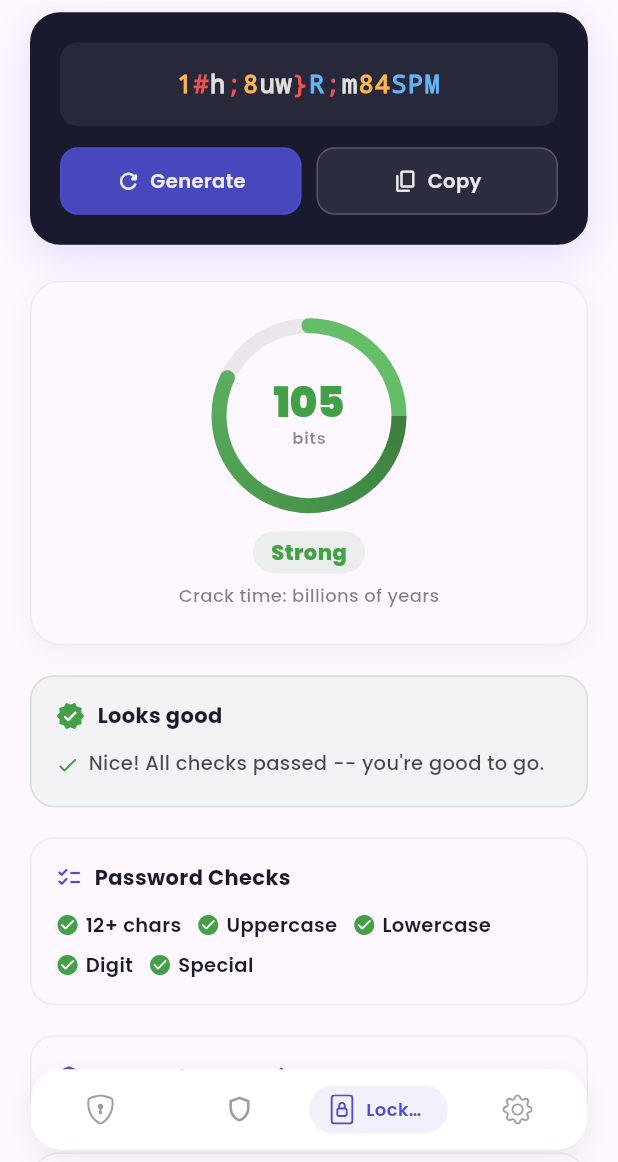
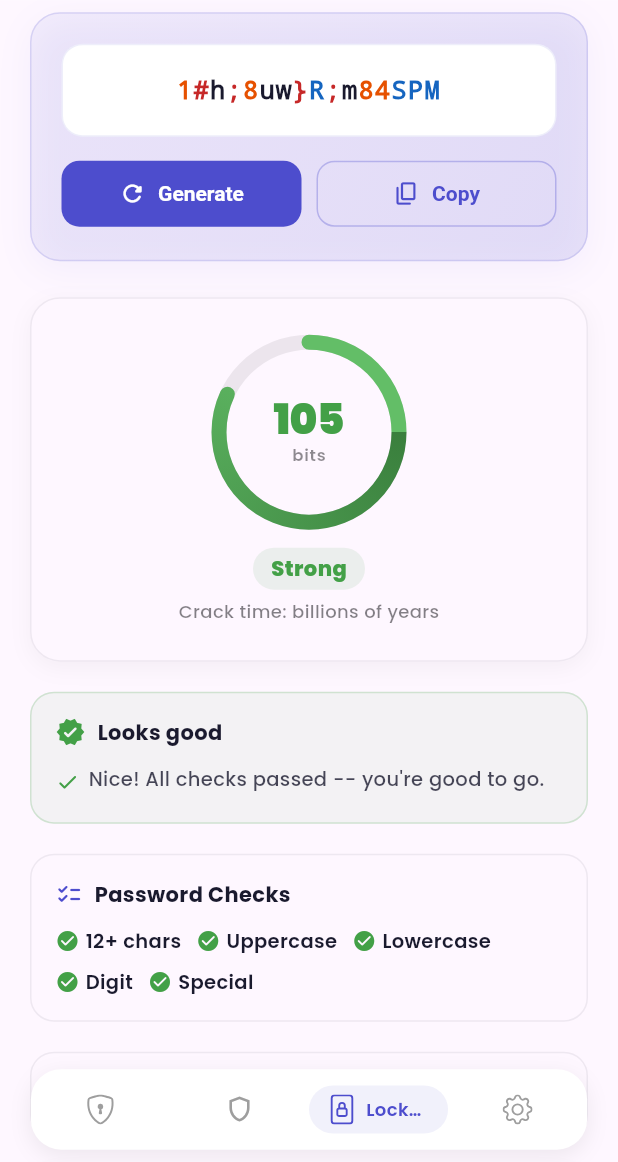
Before and after one commit to nehabista/citadel-vault, a Flutter app: the HomePage screen opened by its route, item 3 of the bottom bar chosen, on a phone screen of 412 x 824 dp, the part 74-1236 px from its top. Run offline on Flutter 3.47's test engine with Material 3 defaults, Android fonts, the phone set to English and light mode, and no system bars; our stand-ins replace connectivity_plus, csv, drift, file_picker, flutter_onboarding_slider, flutter_riverpod and 10 more; missing offline and left inert: cryptography, mcp_toolkit, mobile_scanner, otp, random_x; accounts and stored records are empty; generated files the repository leaves out were written again; statements that could not run were skipped; project files that could hold a hidden picture were left out.

Commit message:
CIT-107: fix: light mode password card, readable text colors, toggle rows instead of chips

```diff
--- a/lib/features/password_generator/presentation/pages/generator_page.dart
+++ b/lib/features/password_generator/presentation/pages/generator_page.dart
@@ -179,13 +179,21 @@ class _PasswordDisplay extends StatelessWidget {
     return Container(
       padding: const EdgeInsets.all(20),
       decoration: BoxDecoration(
-        color: const Color(0xFF1A1A2E),
+        gradient: LinearGradient(
+          begin: Alignment.topLeft,
+          end: Alignment.bottomRight,
+          colors: [
+            _primary.withAlpha(15),
+            _primary.withAlpha(30),
+          ],
+        ),
         borderRadius: BorderRadius.circular(20),
+        border: Border.all(color: _primary.withAlpha(40)),
         boxShadow: [
           BoxShadow(
-            color: _primary.withValues(alpha: 0.15),
-            blurRadius: 24,
-            offset: const Offset(0, 8),
+            color: _primary.withAlpha(15),
+            blurRadius: 20,
+            offset: const Offset(0, 6),
           ),
         ],
       ),
@@ -194,10 +202,11 @@ class _PasswordDisplay extends StatelessWidget {
           // Password text with character coloring
           Container(
             width: double.infinity,
-            padding: const EdgeInsets.symmetric(horizontal: 16, vertical: 16),
+            padding: const EdgeInsets.symmetric(horizontal: 16, vertical: 18),
             decoration: BoxDecoration(
-              color: Colors.white.withValues(alpha: 0.06),
-              borderRadius: BorderRadius.circular(12),
+              color: Colors.white,
+              borderRadius: BorderRadius.circular(14),
+              border: Border.all(color: _primary.withAlpha(25)),
             ),
             child: password.isEmpty
                 ? Text(
@@ -205,7 +214,7 @@ class _PasswordDisplay extends StatelessWidget {
                     style: TextStyle(
                       fontFamily: 'monospace',
                       fontSize: 17,
-                      color: Colors.white.withValues(alpha: 0.4),
+                      color: Colors.grey.shade400,
                       letterSpacing: 0.5,
                     ),
                     textAlign: TextAlign.center,
@@ -218,20 +227,43 @@ class _PasswordDisplay extends StatelessWidget {
           Row(
             children: [
               Expanded(
-                child: _ActionButton(
-                  icon: Icons.refresh_rounded,
-                  label: 'Generate',
-                  onTap: onRegenerate,
-                  filled: true,
+                child: ElevatedButton.icon(
+                  onPressed: onRegenerate,
+                  icon: const Icon(Icons.refresh_rounded, size: 18),
+                  label: const Text('Generate'),
+                  style: ElevatedButton.styleFrom(
+                    backgroundColor: _primary,
+                    foregroundColor: Colors.white,
+                    padding: const EdgeInsets.symmetric(vertical: 13),
+                    shape: RoundedRectangleBorder(
+                      borderRadius: BorderRadius.circular(12),
+                    ),
+                    elevation: 0,
+                    textStyle: const TextStyle(
+                      fontWeight: FontWeight.w700,
+                      fontSize: 14,
+                    ),
+                  ),
                 ),
               ),
               const SizedBox(width: 10),
               Expanded(
-                child: _ActionButton(
-                  icon: Icons.copy_rounded,
-                  label: 'Copy',
-                  onTap: onCopy,
-                  filled: false,
+                child: OutlinedButton.icon(
+                  onPressed: onCopy,
+                  icon: const Icon(Icons.copy_rounded, size: 18),
+                  label: const Text('Copy'),
+                  style: OutlinedButton.styleFrom(
+                    foregroundColor: _primary,
+                    padding: const EdgeInsets.symmetric(vertical: 13),
+                    shape: RoundedRectangleBorder(
+                      borderRadius: BorderRadius.circular(12),
+                    ),
+                    side: BorderSide(color: _primary.withAlpha(80)),
+                    textStyle: const TextStyle(
+                      fontWeight: FontWeight.w700,
+                      fontSize: 14,
+                    ),
+                  ),
                 ),
               ),
             ],
@@ -272,76 +304,13 @@ class _ColoredPasswordText extends StatelessWidget {
   }
 
   static Color _charColor(String c) {
-    if (RegExp(r'[A-Z]').hasMatch(c)) return const Color(0xFF64B5F6); // blue
-    if (RegExp(r'[a-z]').hasMatch(c)) return const Color(0xFFE0E0E0); // light
-    if (RegExp(r'\d').hasMatch(c)) return const Color(0xFFFFB74D); // orange
-    return const Color(0xFFEF5350); // red for symbols
+    if (RegExp(r'[A-Z]').hasMatch(c)) return const Color(0xFF1565C0); // blue
+    if (RegExp(r'[a-z]').hasMatch(c)) return const Color(0xFF1A1A2E); // near black
+    if (RegExp(r'\d').hasMatch(c)) return const Color(0xFFE65100); // orange
+    return const Color(0xFFC62828); // red for symbols
   }
 }
 
-class _ActionButton extends StatelessWidget {
-  final IconData icon;
-  final String label;
-  final VoidCallback? onTap;
-  final bool filled;
-
-  const _ActionButton({
-    required this.icon,
-    required this.label,
-    this.onTap,
-    required this.filled,
-  });
-
-  static const _primary = Color(0xFF4D4DCD);
-
-  @override
-  Widget build(BuildContext context) {
-    final isDisabled = onTap == null;
-
-    return Material(
-      color: Colors.transparent,
-      child: InkWell(
-        onTap: onTap,
-        borderRadius: BorderRadius.circular(12),
-        splashColor: Colors.white.withValues(alpha: 0.1),
-        child: AnimatedContainer(
-          duration: const Duration(milliseconds: 200),
-          padding: const EdgeInsets.symmetric(vertical: 12),
-          decoration: BoxDecoration(
-            color: filled
-                ? _primary.withValues(alpha: 0.9)
-                : Colors.white.withValues(alpha: 0.08),
-            borderRadius: BorderRadius.circular(12),
-            border: Border.all(
-              color: filled
-                  ? _primary
-                  : Colors.white.withValues(alpha: isDisabled ? 0.08 : 0.2),
-            ),
-          ),
-          child: Row(
-            mainAxisAlignment: MainAxisAlignment.center,
-            children: [
-              Icon(
-                icon,
-                size: 17,
-                color: Colors.white.withValues(alpha: isDisabled ? 0.3 : 0.9),
-              ),
-              const SizedBox(width: 6),
-              Text(
-                label,
-                style: TextStyle(
-                  color: Colors.white.withValues(alpha: isDisabled ? 0.3 : 0.9),
-                  fontWeight: FontWeight.w600,
-                  fontSize: 13,
-                ),
-              ),
-            ],
-          ),
-        ),
-      ),
-    );
-  }
-}
 
 // =============================================================================
 // 2. Strength Section — gauge ring + label + crack time
@@ -745,47 +714,51 @@ class _GeneratorConfig extends StatelessWidget {
           ),
           const SizedBox(height: 12),
 
-          // Character type chips
+          // Character options — clear toggle rows
           const Text(
-            'Characters',
+            'Include',
             style: TextStyle(
               fontSize: 13,
               fontWeight: FontWeight.w600,
               color: Color(0xFF1A1A2E),
             ),
           ),
-          const SizedBox(height: 10),
-          Wrap(
-            spacing: 8,
-            runSpacing: 8,
-            children: [
-              _CharChip(
-                label: 'A-Z',
+          const SizedBox(height: 8),
+          _ToggleRow(
+            icon: Icons.text_format_rounded,
+            label: 'Uppercase',
+            example: 'ABC',
             active: config.upper as bool,
             onTap: onToggleUpper,
           ),
-              _CharChip(
-                label: 'a-z',
+          _ToggleRow(
+            icon: Icons.text_format_rounded,
+            label: 'Lowercase',
+            example: 'abc',
             active: config.lower as bool,
             onTap: onToggleLower,
           ),
-              _CharChip(
-                label: '0-9',
+          _ToggleRow(
+            icon: Icons.pin_rounded,
+            label: 'Numbers',
+            example: '123',
             active: config.digits as bool,
             onTap: onToggleDigits,
           ),
-              _CharChip(
-                label: '!@#\$',
+          _ToggleRow(
+            icon: Icons.tag_rounded,
+            label: 'Symbols',
+            example: '!@#',
             active: config.symbols as bool,
             onTap: onToggleSymbols,
           ),
-              _CharChip(
+          const Divider(height: 16),
+          _ToggleRow(
+            icon: Icons.text_snippet_rounded,
             label: 'Passphrase',
+            example: 'word-word-word',
             active: config.pronounceable as bool,
             onTap: onTogglePassphrase,
-                icon: Icons.text_fields_rounded,
-              ),
-            ],
           ),
         ],
       ),
@@ -793,59 +766,70 @@ class _GeneratorConfig extends StatelessWidget {
   }
 }
 
-class _CharChip extends StatelessWidget {
+/// Modern toggle row with icon, label, example, and animated switch.
+class _ToggleRow extends StatelessWidget {
+  final IconData icon;
   final String label;
+  final String example;
   final bool active;
   final VoidCallback onTap;
-  final IconData? icon;
 
-  const _CharChip({
+  const _ToggleRow({
+    required this.icon,
     required this.label,
+    required this.example,
     required this.active,
     required this.onTap,
-    this.icon,
   });
 
   static const _primary = Color(0xFF4D4DCD);
 
   @override
   Widget build(BuildContext context) {
-    return GestureDetector(
+    return InkWell(
       onTap: onTap,
-      child: AnimatedContainer(
-        duration: const Duration(milliseconds: 180),
-        curve: Curves.easeOut,
-        padding: const EdgeInsets.symmetric(horizontal: 14, vertical: 9),
-        decoration: BoxDecoration(
-          color: active ? _primary : Colors.white,
       borderRadius: BorderRadius.circular(10),
-          border: Border.all(
-            color: active ? _primary : const Color(0xFFE0E0E0),
-            width: 1.5,
-          ),
-          boxShadow: active
-              ? [
-                  BoxShadow(
-                    color: _primary.withValues(alpha: 0.2),
-                    blurRadius: 8,
-                    offset: const Offset(0, 2),
-                  ),
-                ]
-              : null,
-        ),
+      child: Padding(
+        padding: const EdgeInsets.symmetric(vertical: 8),
         child: Row(
-          mainAxisSize: MainAxisSize.min,
           children: [
-            if (icon != null) ...[
-              Icon(icon, size: 15, color: active ? Colors.white : _primary),
-              const SizedBox(width: 5),
-            ],
+            Icon(icon, size: 18, color: active ? _primary : Colors.grey.shade400),
+            const SizedBox(width: 10),
+            Expanded(
+              child: Column(
+                crossAxisAlignment: CrossAxisAlignment.start,
+                children: [
                   Text(
                     label,
                     style: TextStyle(
-                fontSize: 13,
+                      fontSize: 14,
                       fontWeight: FontWeight.w600,
-                color: active ? Colors.white : const Color(0xFF1A1A2E),
+                      color: active
+                          ? const Color(0xFF1A1A2E)
+                          : Colors.grey.shade500,
+                    ),
+                  ),
+                  Text(
+                    example,
+                    style: TextStyle(
+                      fontSize: 12,
+                      color: Colors.grey.shade400,
+                      fontFamily: 'monospace',
+                    ),
+                  ),
+                ],
+              ),
+            ),
+            SizedBox(
+              height: 28,
+              width: 48,
+              child: FittedBox(
+                fit: BoxFit.contain,
+                child: Switch.adaptive(
+                  value: active,
+                  onChanged: (_) => onTap(),
+                  activeTrackColor: _primary,
+                ),
               ),
             ),
           ],
```
Lines whose indentation alone changed are shown as unchanged.
